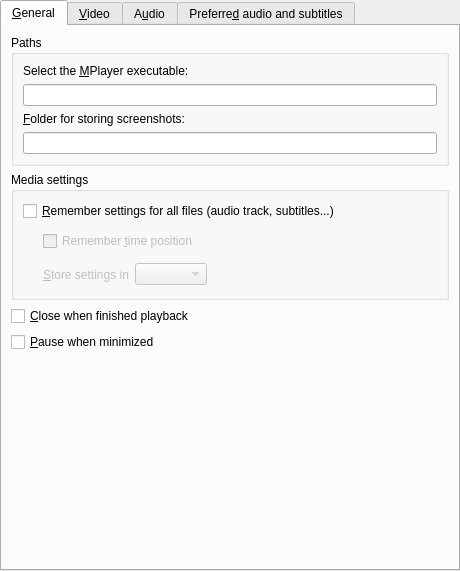
First picture: the form in src/prefgeneral.ui, repository wilbert2000/wzplayer, before the edit.
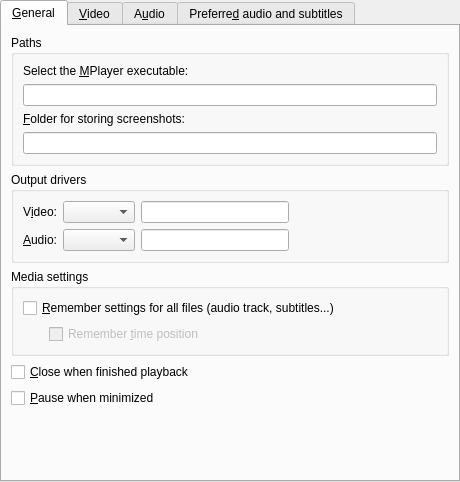
Second picture: the form after the edit. Custom widgets are drawn as their Qt base class.

Diff of the .ui file:
```diff
--- a/src/prefgeneral.ui
+++ b/src/prefgeneral.ui
@@ -6,7 +6,7 @@
     <x>0</x>
     <y>0</y>
     <width>460</width>
-    <height>571</height>
+    <height>482</height>
    </rect>
   </property>
   <layout class="QVBoxLayout" >
@@ -35,6 +35,12 @@
        <string>&amp;General</string>
       </attribute>
       <layout class="QVBoxLayout" >
+       <property name="margin" >
+        <number>9</number>
+       </property>
+       <property name="spacing" >
+        <number>6</number>
+       </property>
        <item>
         <widget class="QGroupBox" name="groupBox" >
          <property name="title" >
@@ -91,92 +97,165 @@
          </layout>
         </widget>
        </item>
+       <item>
+        <widget class="QGroupBox" name="groupBox_2" >
+         <property name="title" >
+          <string>Output drivers</string>
+         </property>
+         <layout class="QGridLayout" >
+          <property name="margin" >
+           <number>9</number>
+          </property>
+          <property name="spacing" >
+           <number>6</number>
+          </property>
+          <item row="1" column="0" >
+           <widget class="QLabel" name="ao_label" >
+            <property name="text" >
+             <string>&amp;Audio:</string>
+            </property>
+            <property name="wordWrap" >
+             <bool>false</bool>
+            </property>
+            <property name="buddy" >
+             <cstring>ao_combo</cstring>
+            </property>
+           </widget>
+          </item>
+          <item row="0" column="0" >
+           <widget class="QLabel" name="vo_label" >
+            <property name="text" >
+             <string>V&amp;ideo:</string>
+            </property>
+            <property name="wordWrap" >
+             <bool>false</bool>
+            </property>
+            <property name="buddy" >
+             <cstring>vo_combo</cstring>
+            </property>
+           </widget>
+          </item>
+          <item row="0" column="1" >
+           <widget class="QComboBox" name="vo_combo" >
+            <property name="sizePolicy" >
+             <sizepolicy>
+              <hsizetype>5</hsizetype>
+              <vsizetype>0</vsizetype>
+              <horstretch>0</horstretch>
+              <verstretch>0</verstretch>
+             </sizepolicy>
+            </property>
+            <property name="editable" >
+             <bool>false</bool>
+            </property>
+           </widget>
+          </item>
+          <item row="1" column="1" >
+           <widget class="QComboBox" name="ao_combo" >
+            <property name="sizePolicy" >
+             <sizepolicy>
+              <hsizetype>5</hsizetype>
+              <vsizetype>0</vsizetype>
+              <horstretch>0</horstretch>
+              <verstretch>0</verstretch>
+             </sizepolicy>
+            </property>
+            <property name="editable" >
+             <bool>false</bool>
+            </property>
+           </widget>
+          </item>
+          <item row="0" column="2" >
+           <widget class="QLineEdit" name="vo_user_defined_edit" />
+          </item>
+          <item row="1" column="2" >
+           <widget class="QLineEdit" name="ao_user_defined_edit" />
+          </item>
+          <item row="0" column="3" >
+           <spacer>
+            <property name="orientation" >
+             <enum>Qt::Horizontal</enum>
+            </property>
+            <property name="sizeType" >
+             <enum>QSizePolicy::Preferred</enum>
+            </property>
+            <property name="sizeHint" >
+             <size>
+              <width>61</width>
+              <height>21</height>
+             </size>
+            </property>
+           </spacer>
+          </item>
+          <item row="1" column="3" >
+           <spacer>
+            <property name="orientation" >
+             <enum>Qt::Horizontal</enum>
+            </property>
+            <property name="sizeHint" >
+             <size>
+              <width>81</width>
+              <height>20</height>
+             </size>
+            </property>
+           </spacer>
+          </item>
+         </layout>
+        </widget>
+       </item>
        <item>
         <widget class="QGroupBox" name="groupBox_3" >
          <property name="title" >
           <string>Media settings</string>
          </property>
-         <layout class="QVBoxLayout" >
-          <item>
+         <layout class="QGridLayout" >
+          <property name="margin" >
+           <number>9</number>
+          </property>
+          <property name="spacing" >
+           <number>6</number>
+          </property>
+          <item row="1" column="0" >
+           <spacer>
+            <property name="orientation" >
+             <enum>Qt::Horizontal</enum>
+            </property>
+            <property name="sizeType" >
+             <enum>QSizePolicy::Fixed</enum>
+            </property>
+            <property name="sizeHint" >
+             <size>
+              <width>20</width>
+              <height>20</height>
+             </size>
+            </property>
+           </spacer>
+          </item>
+          <item row="1" column="1" >
+           <widget class="QCheckBox" name="remember_time_check" >
+            <property name="enabled" >
+             <bool>false</bool>
+            </property>
+            <property name="sizePolicy" >
+             <sizepolicy>
+              <hsizetype>3</hsizetype>
+              <vsizetype>0</vsizetype>
+              <horstretch>0</horstretch>
+              <verstretch>0</verstretch>
+             </sizepolicy>
+            </property>
+            <property name="text" >
+             <string>Remember &amp;time position</string>
+            </property>
+           </widget>
+          </item>
+          <item row="0" column="0" colspan="2" >
            <widget class="QCheckBox" name="remember_all_check" >
             <property name="text" >
              <string>&amp;Remember settings for all files (audio track, subtitles...)</string>
             </property>
            </widget>
           </item>
-          <item>
-           <layout class="QGridLayout" >
-            <item rowspan="2" row="0" column="0" >
-             <spacer>
-              <property name="orientation" >
-               <enum>Qt::Horizontal</enum>
-              </property>
-              <property name="sizeType" >
-               <enum>QSizePolicy::Preferred</enum>
-              </property>
-              <property name="sizeHint" >
-               <size>
-                <width>20</width>
-                <height>61</height>
-               </size>
-              </property>
-             </spacer>
-            </item>
-            <item row="0" column="1" >
-             <widget class="QCheckBox" name="remember_time_check" >
-              <property name="enabled" >
-               <bool>false</bool>
-              </property>
-              <property name="sizePolicy" >
-               <sizepolicy vsizetype="Fixed" hsizetype="MinimumExpanding" >
-                <horstretch>0</horstretch>
-                <verstretch>0</verstretch>
-               </sizepolicy>
-              </property>
-              <property name="text" >
-               <string>Remember &amp;time position</string>
-              </property>
-             </widget>
-            </item>
-            <item row="1" column="1" >
-             <layout class="QHBoxLayout" >
-              <item>
-               <widget class="QLabel" name="filesettings_method_label" >
-                <property name="enabled" >
-                 <bool>false</bool>
-                </property>
-                <property name="text" >
-                 <string>&amp;Store settings in</string>
-                </property>
-                <property name="buddy" >
-                 <cstring>filesettings_method_combo</cstring>
-                </property>
-               </widget>
-              </item>
-              <item>
-               <widget class="QComboBox" name="filesettings_method_combo" >
-                <property name="enabled" >
-                 <bool>false</bool>
-                </property>
-               </widget>
-              </item>
-              <item>
-               <spacer>
-                <property name="orientation" >
-                 <enum>Qt::Horizontal</enum>
-                </property>
-                <property name="sizeHint" >
-                 <size>
-                  <width>40</width>
-                  <height>20</height>
-                 </size>
-                </property>
-               </spacer>
-              </item>
-             </layout>
-            </item>
-           </layout>
-          </item>
          </layout>
         </widget>
        </item>
@@ -204,8 +283,8 @@
          </property>
          <property name="sizeHint" >
           <size>
-           <width>438</width>
-           <height>51</height>
+           <width>31</width>
+           <height>61</height>
           </size>
          </property>
         </spacer>
@@ -218,61 +297,9 @@
       </attribute>
       <layout class="QVBoxLayout" >
        <item>
-        <layout class="QHBoxLayout" >
-         <item>
-          <widget class="QLabel" name="vo_label" >
-           <property name="text" >
-            <string>Ou&amp;tput driver:</string>
-           </property>
-           <property name="wordWrap" >
-            <bool>false</bool>
-           </property>
-           <property name="buddy" >
-            <cstring>vo_combo</cstring>
-           </property>
-          </widget>
-         </item>
-         <item>
-          <widget class="QComboBox" name="vo_combo" >
-           <property name="sizePolicy" >
-            <sizepolicy vsizetype="Fixed" hsizetype="Preferred" >
-             <horstretch>0</horstretch>
-             <verstretch>0</verstretch>
-            </sizepolicy>
-           </property>
-           <property name="editable" >
-            <bool>false</bool>
-           </property>
-          </widget>
-         </item>
-         <item>
-          <widget class="QLineEdit" name="vo_user_defined_edit" />
-         </item>
-         <item>
-          <spacer>
-           <property name="orientation" >
-            <enum>Qt::Horizontal</enum>
-           </property>
-           <property name="sizeHint" >
-            <size>
-             <width>81</width>
-             <height>20</height>
-            </size>
-           </property>
-          </spacer>
-         </item>
-        </layout>
-       </item>
-       <item>
-        <widget class="Line" name="line_5" >
-         <property name="sizePolicy" >
-          <sizepolicy vsizetype="Fixed" hsizetype="Expanding" >
-           <horstretch>0</horstretch>
-           <verstretch>0</verstretch>
-          </sizepolicy>
-         </property>
-         <property name="orientation" >
-          <enum>Qt::Horizontal</enum>
+        <widget class="QCheckBox" name="eq2_check" >
+         <property name="text" >
+          <string>Use s&amp;oftware video equalizer</string>
          </property>
         </widget>
        </item>
@@ -528,176 +555,12 @@
        <string>A&amp;udio</string>
       </attribute>
       <layout class="QVBoxLayout" >
-       <item>
-        <layout class="QHBoxLayout" >
-         <item>
-          <widget class="QLabel" name="ao_label" >
-           <property name="text" >
-            <string>Ou&amp;tput driver:</string>
-           </property>
-           <property name="wordWrap" >
-            <bool>false</bool>
-           </property>
-           <property name="buddy" >
-            <cstring>ao_combo</cstring>
-           </property>
-          </widget>
-         </item>
-         <item>
-          <widget class="QComboBox" name="ao_combo" >
-           <property name="sizePolicy" >
-            <sizepolicy vsizetype="Fixed" hsizetype="Preferred" >
-             <horstretch>0</horstretch>
-             <verstretch>0</verstretch>
-            </sizepolicy>
-           </property>
-           <property name="editable" >
-            <bool>false</bool>
-           </property>
-          </widget>
-         </item>
-         <item>
-          <widget class="QLineEdit" name="ao_user_defined_edit" />
-         </item>
-         <item>
-          <spacer>
-           <property name="orientation" >
-            <enum>Qt::Horizontal</enum>
-           </property>
-           <property name="sizeHint" >
-            <size>
-             <width>81</width>
-             <height>20</height>
-            </size>
-           </property>
-          </spacer>
-         </item>
-        </layout>
-       </item>
-       <item>
-        <widget class="Line" name="line_6" >
-         <property name="sizePolicy" >
-          <sizepolicy vsizetype="Fixed" hsizetype="Expanding" >
-           <horstretch>0</horstretch>
-           <verstretch>0</verstretch>
-          </sizepolicy>
-         </property>
-         <property name="orientation" >
-          <enum>Qt::Horizontal</enum>
-         </property>
-        </widget>
-       </item>
-       <item>
-        <widget class="QCheckBox" name="audio_equalizer_check" >
-         <property name="text" >
-          <string>&amp;Enable the audio equalizer</string>
-         </property>
-        </widget>
-       </item>
-       <item>
-        <widget class="QCheckBox" name="hwac3_check" >
-         <property name="text" >
-          <string>&amp;AC3/DTS pass-through S/PDIF</string>
-         </property>
-        </widget>
-       </item>
-       <item>
-        <layout class="QHBoxLayout" >
-         <property name="spacing" >
-          <number>6</number>
-         </property>
-         <property name="leftMargin" >
-          <number>0</number>
-         </property>
-         <property name="topMargin" >
-          <number>0</number>
-         </property>
-         <property name="rightMargin" >
-          <number>0</number>
-         </property>
-         <property name="bottomMargin" >
-          <number>0</number>
-         </property>
-         <item>
-          <widget class="QLabel" name="label" >
-           <property name="text" >
-            <string>C&amp;hannels by default:</string>
-           </property>
-           <property name="buddy" >
-            <cstring>channels_combo</cstring>
-           </property>
-          </widget>
-         </item>
-         <item>
-          <widget class="QComboBox" name="channels_combo" />
-         </item>
-         <item>
-          <spacer>
-           <property name="orientation" >
-            <enum>Qt::Horizontal</enum>
-           </property>
-           <property name="sizeHint" >
-            <size>
-             <width>40</width>
-             <height>20</height>
-            </size>
-           </property>
-          </spacer>
-         </item>
-        </layout>
-       </item>
-       <item>
-        <layout class="QHBoxLayout" >
-         <property name="spacing" >
-          <number>6</number>
-         </property>
-         <property name="leftMargin" >
-          <number>0</number>
-         </property>
-         <property name="topMargin" >
-          <number>0</number>
-         </property>
-         <property name="rightMargin" >
-          <number>0</number>
-         </property>
-         <property name="bottomMargin" >
-          <number>0</number>
-         </property>
-         <item>
-          <widget class="QLabel" name="label_6" >
-           <property name="text" >
-            <string>High speed &amp;playback without altering pitch</string>
-           </property>
-           <property name="buddy" >
-            <cstring>scaletempo_combo</cstring>
-           </property>
-          </widget>
-         </item>
-         <item>
-          <widget class="TristateCombo" name="scaletempo_combo" >
-           <property name="sizePolicy" >
-            <sizepolicy vsizetype="Fixed" hsizetype="Expanding" >
-             <horstretch>0</horstretch>
-             <verstretch>0</verstretch>
-            </sizepolicy>
-           </property>
-          </widget>
-         </item>
-         <item>
-          <spacer>
-           <property name="orientation" >
-            <enum>Qt::Horizontal</enum>
-           </property>
-           <property name="sizeHint" >
-            <size>
-             <width>40</width>
-             <height>20</height>
-            </size>
-           </property>
-          </spacer>
-         </item>
-        </layout>
-       </item>
+       <property name="margin" >
+        <number>9</number>
+       </property>
+       <property name="spacing" >
+        <number>6</number>
+       </property>
        <item>
         <widget class="QGroupBox" name="groupBox_4" >
          <property name="title" >
```
Left out of the diff: 444 changed lines with no effect on the pictures.
